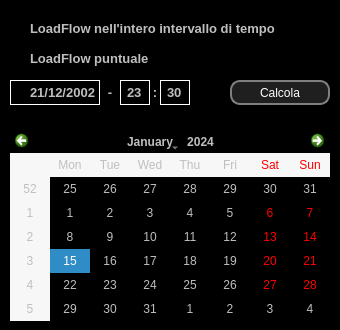
Before: the Qt Designer form UI/lfMod_Dlg.ui in AntonioRIcca/ARStool, drawn with Qt 5.
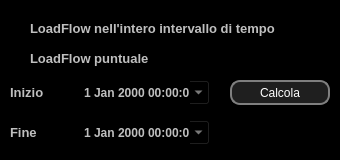
After: the same form once the commit is applied.

What changed in the file:
```diff
--- a/UI/lfMod_Dlg.ui
+++ b/UI/lfMod_Dlg.ui
@@ -7,7 +7,7 @@
     <x>0</x>
     <y>0</y>
     <width>340</width>
-    <height>330</height>
+    <height>160</height>
    </rect>
   </property>
   <property name="windowTitle">
@@ -88,19 +88,6 @@
     <string>LoadFlow nell'intero intervallo di tempo</string>
    </property>
   </widget>
-  <widget class="QCalendarWidget" name="calendarCWgt">
-   <property name="geometry">
-    <rect>
-     <x>10</x>
-     <y>130</y>
-     <width>320</width>
-     <height>191</height>
-    </rect>
-   </property>
-   <property name="styleSheet">
-    <string notr="true"/>
-   </property>
-  </widget>
   <widget class="QPushButton" name="calcPls">
    <property name="geometry">
     <rect>
@@ -119,42 +106,35 @@
     <rect>
      <x>10</x>
      <y>80</y>
-     <width>181</width>
+     <width>200</width>
      <height>25</height>
     </rect>
    </property>
-   <widget class="QLabel" name="timeSepLbl">
+   <widget class="QDateTimeEdit" name="startDte">
     <property name="geometry">
      <rect>
-      <x>140</x>
+      <x>70</x>
       <y>0</y>
-      <width>10</width>
+      <width>130</width>
       <height>25</height>
      </rect>
     </property>
     <property name="font">
      <font>
-      <pointsize>10</pointsize>
       <weight>75</weight>
       <bold>true</bold>
      </font>
     </property>
-    <property name="text">
-     <string>:</string>
+    <property name="calendarPopup">
+     <bool>true</bool>
     </property>
-    <property name="alignment">
-     <set>Qt::AlignCenter</set>
-    </property>
    </widget>
-   <widget class="QLineEdit" name="dateLE">
-    <property name="enabled">
-     <bool>false</bool>
-    </property>
+   <widget class="QLabel" name="startLbl">
     <property name="geometry">
      <rect>
       <x>0</x>
       <y>0</y>
-      <width>90</width>
+      <width>60</width>
       <height>25</height>
      </rect>
     </property>
@@ -166,41 +146,44 @@
      </font>
     </property>
     <property name="text">
-     <string>21/12/2002</string>
+     <string>Inizio</string>
     </property>
-    <property name="alignment">
-     <set>Qt::AlignRight|Qt::AlignTrailing|Qt::AlignVCenter</set>
-    </property>
    </widget>
-   <widget class="QLabel" name="sepLbl">
+  </widget>
+  <widget class="QWidget" name="endWgt" native="true">
+   <property name="geometry">
+    <rect>
+     <x>10</x>
+     <y>120</y>
+     <width>200</width>
+     <height>25</height>
+    </rect>
+   </property>
+   <widget class="QDateTimeEdit" name="endDte">
     <property name="geometry">
      <rect>
-      <x>90</x>
+      <x>70</x>
       <y>0</y>
-      <width>20</width>
+      <width>130</width>
       <height>25</height>
      </rect>
     </property>
     <property name="font">
      <font>
-      <pointsize>10</pointsize>
       <weight>75</weight>
       <bold>true</bold>
      </font>
     </property>
-    <property name="text">
-     <string>-</string>
+    <property name="calendarPopup">
+     <bool>true</bool>
     </property>
-    <property name="alignment">
-     <set>Qt::AlignCenter</set>
-    </property>
    </widget>
-   <widget class="QDoubleSpinBox" name="minuteDsb">
+   <widget class="QLabel" name="endLbl">
     <property name="geometry">
      <rect>
-      <x>150</x>
+      <x>0</x>
       <y>0</y>
-      <width>30</width>
+      <width>60</width>
       <height>25</height>
      </rect>
     </property>
@@ -211,59 +194,10 @@
       <bold>true</bold>
      </font>
     </property>
-    <property name="alignment">
-     <set>Qt::AlignCenter</set>
+    <property name="text">
+     <string>Fine</string>
     </property>
-    <property name="buttonSymbols">
-     <enum>QAbstractSpinBox::NoButtons</enum>
-    </property>
-    <property name="decimals">
-     <number>0</number>
-    </property>
-    <property name="singleStep">
-     <double>15.000000000000000</double>
-    </property>
-    <property name="value">
-     <double>30.000000000000000</double>
-    </property>
    </widget>
-   <widget class="QDoubleSpinBox" name="hourDsb">
-    <property name="geometry">
-     <rect>
-      <x>110</x>
-      <y>0</y>
-      <width>30</width>
-      <height>25</height>
-     </rect>
-    </property>
-    <property name="font">
-     <font>
-      <pointsize>10</pointsize>
-      <weight>75</weight>
-      <bold>true</bold>
-     </font>
-    </property>
-    <property name="alignment">
-     <set>Qt::AlignCenter</set>
-    </property>
-    <property name="buttonSymbols">
-     <enum>QAbstractSpinBox::NoButtons</enum>
-    </property>
-    <property name="decimals">
-     <number>0</number>
-    </property>
-    <property name="maximum">
-     <double>23.000000000000000</double>
-    </property>
-    <property name="value">
-     <double>23.000000000000000</double>
-    </property>
-   </widget>
-   <zorder>timeSepLbl</zorder>
-   <zorder>sepLbl</zorder>
-   <zorder>minuteDsb</zorder>
-   <zorder>hourDsb</zorder>
-   <zorder>dateLE</zorder>
   </widget>
   <zorder>punctLfRB</zorder>
   <zorder>profLfRB</zorder>
```
Left out of the diff: 7 changed lines with no effect on the pictures.
